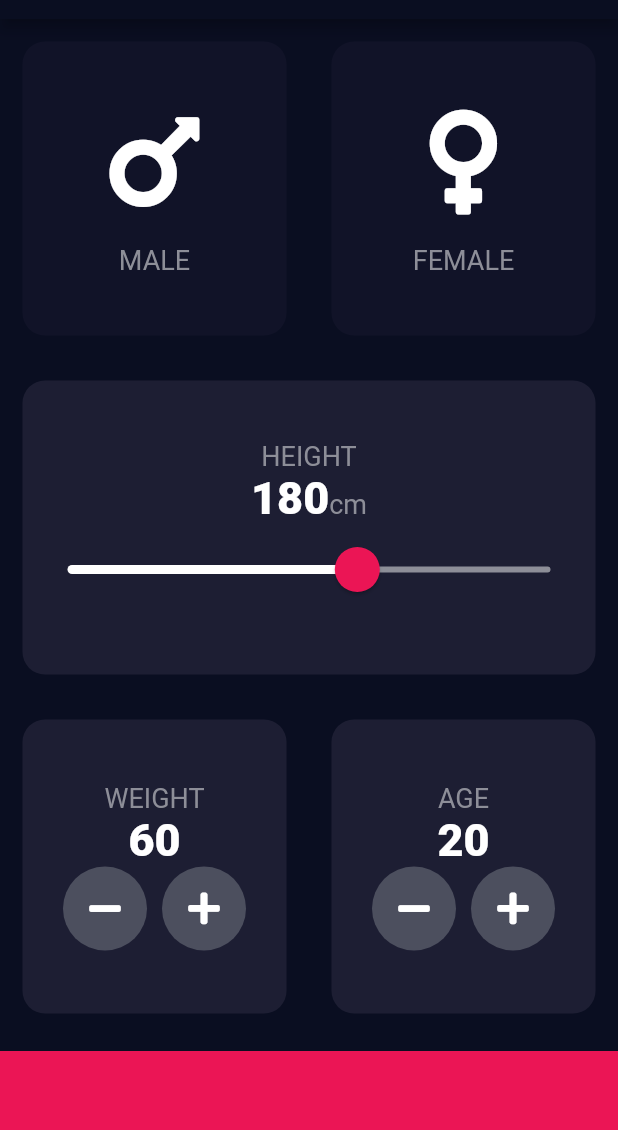
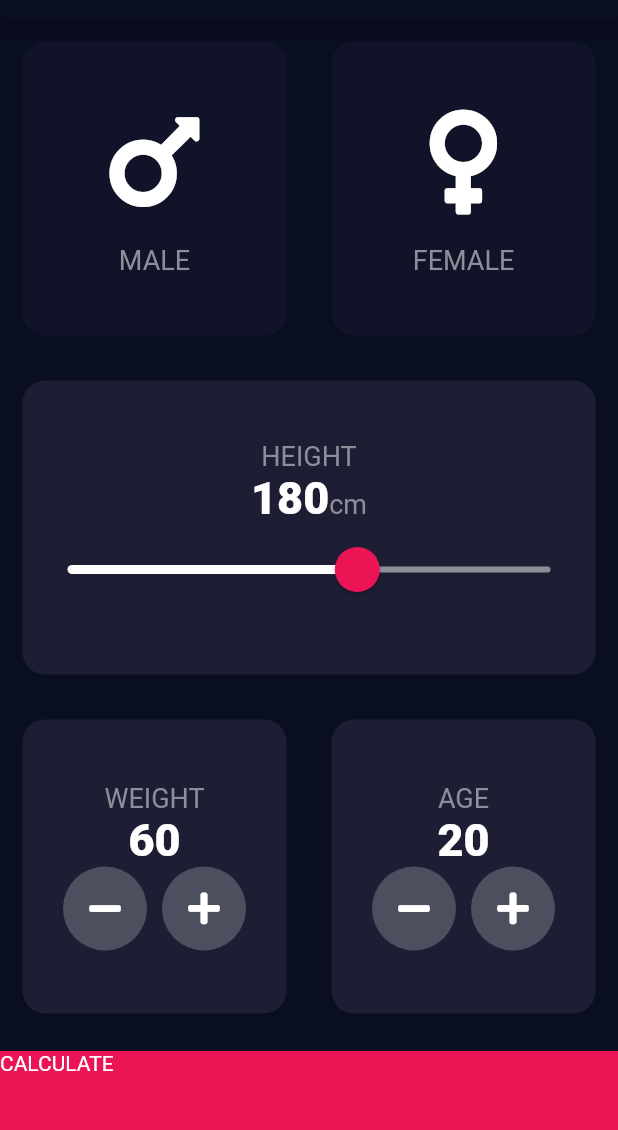
Before and after one commit to miller7777777/bmi-calculator-flutter-master, a Flutter app: the screen it shows after launch, on a phone screen of 412 x 824 dp, the part 65-1195 px from its top. Run offline on Flutter 3.47's test engine with Material 2 defaults, Android fonts, the phone set to English and light mode, and no system bars; our stand-ins replace font_awesome_flutter.

Commit message:
Transition to second screen complited.

```diff
--- a/lib/input_page.dart
+++ b/lib/input_page.dart
@@ -1,3 +1,4 @@
+import 'results_page.dart';
 import 'reusable_card.dart';
 import 'package:flutter/material.dart';
 import 'package:font_awesome_flutter/font_awesome_flutter.dart';
@@ -207,11 +208,19 @@ class _InputPageState extends State<InputPage> {
               ),
               flex: 1,
             ),
-            Container(
-              color: kBottomContainerColor,
-              margin: EdgeInsets.only(top: 10.0),
-              width: double.infinity,
-              height: kBottomContainerHeight,
+            GestureDetector(
+              onTap: () {
+                // Navigator.pushNamed(context, '/result');
+                Navigator.push(context,
+                    MaterialPageRoute(builder: (context) => ResultsPage()));
+              },
+              child: Container(
+                child: Text('CALCULATE'),
+                color: kBottomContainerColor,
+                margin: EdgeInsets.only(top: 10.0),
+                width: double.infinity,
+                height: kBottomContainerHeight,
+              ),
             )
           ],
         ));
--- a/lib/main.dart
+++ b/lib/main.dart
@@ -1,5 +1,6 @@
 import 'package:flutter/material.dart';
 import 'input_page.dart';
+import 'results_page.dart';
 
 void main() => runApp(BMICalculator());
 
@@ -12,6 +13,10 @@ class BMICalculator extends StatelessWidget {
         scaffoldBackgroundColor: Color(0xFF0A0E21),
       ),
       home: InputPage(),
+      // routes: {
+      //   '/': (context) => InputPage(),
+      //   '/result': (context) => ResultPage(),
+      // },
     );
   }
 }
```
Also changed, not shown: lib/results_page.dart (added, +13 -0 lines).
